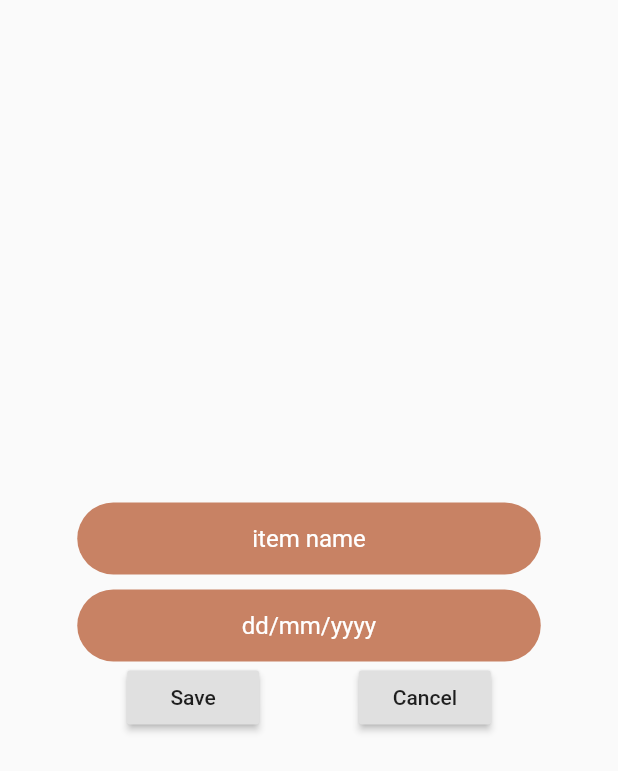
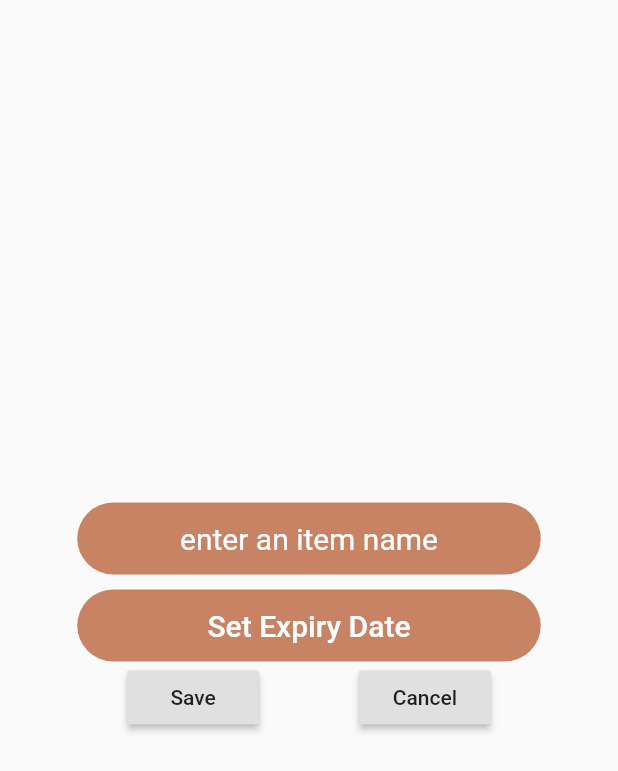
Before and after one commit to sametkamgul/Expiry-No-Loss, a Flutter app: the AddNewItemPage screen opened directly with empty values, on a phone screen of 412 x 824 dp. Shown: the top 771 px of the screen. Run offline on Flutter 3.47's test engine with Material 2 defaults, Android fonts, the phone set to English and light mode, and no system bars; our stand-ins replace sqflite; accounts and stored records are empty.

Commit message:
showDatePicker is added with button.

```diff
--- a/lib/main.dart
+++ b/lib/main.dart
@@ -1,5 +1,6 @@
 import 'dart:developer';
 import 'package:flutter/material.dart';
+import 'package:intl/intl.dart';
 import 'package:path/path.dart';
 import 'package:sqflite/sqflite.dart';
 import 'widgets/item.dart';
@@ -524,7 +525,7 @@ class AddNewItemPage extends StatefulWidget {
 
 class _AddNewItemPageState extends State<AddNewItemPage> {
   final myControllerItemName = TextEditingController();
-  final myControllerItemDate = TextEditingController();
+  String dateButtonText = 'Set Expiry Date';
 
   @override
   void initState() {
@@ -532,7 +533,6 @@ class _AddNewItemPageState extends State<AddNewItemPage> {
 
     // Start listening to changes.
     myControllerItemName.addListener(_printItemNameValue);
-    myControllerItemDate.addListener(_printItemNameValue);
   }
 
   void _printItemNameValue () async {
@@ -609,12 +609,14 @@ class _AddNewItemPageState extends State<AddNewItemPage> {
                   textInputAction: TextInputAction.done,
                   style: TextStyle(
                     color: Colors.white,
+                    fontSize: 20.0,
                   ),
                   decoration: InputDecoration(
                     border: InputBorder.none,
-                    hintText: 'item name',
+                    hintText: 'enter an item name',
                     hintStyle: TextStyle(
                       color: Colors.white,
+                      fontSize: 20.0,
                     ),
                   ),
                 ),
@@ -635,20 +637,25 @@ class _AddNewItemPageState extends State<AddNewItemPage> {
               child: Container(
                 width: MediaQuery.of(context).size.width * 0.75,
                 alignment: Alignment.center,
-                child: TextField(
-                  controller: myControllerItemDate,
-                  textAlign: TextAlign.center,
-                  keyboardType: TextInputType.text,
-                  textInputAction: TextInputAction.done,
-                  style: TextStyle(
-                    color: Colors.white,
-                  ),
-
-                  decoration: InputDecoration(
-                    border: InputBorder.none,
-                    hintText: 'dd/mm/yyyy',
-                    hintStyle: TextStyle(
+                child: FlatButton(
+                  onPressed: () {
+                    showDatePicker(
+                      context: context,
+                      initialDate: DateTime.now(),
+                      firstDate: DateTime.now(),
+                      lastDate: DateTime(2023)
+                    ).then((value){
+                      log(value.toString());
+                      setState(() {
+                        dateButtonText = DateFormat('dd/MM/yyyy').format(value);
+                      });
+                    });
+                  },
+                  child: Text(
+                    dateButtonText,
+                    style: TextStyle(
                       color: Colors.white,
+                      fontSize: 20.0,
                     ),
                   ),
                 ),
@@ -664,11 +671,10 @@ class _AddNewItemPageState extends State<AddNewItemPage> {
                   RaisedButton(
                     onPressed: () async {
                       log(myControllerItemName.text);
-                      log(myControllerItemDate.text);
                       var fido = Item(
                         itemType: widget.selectedItemIndex.toString(),
                         itemName: myControllerItemName.text,
-                        itemDate: myControllerItemDate.text,
+                        itemDate: dateButtonText,
                         itemAmount: 32
                       );
                       await insertItem(fido);
--- a/pubspec.yaml
+++ b/pubspec.yaml
@@ -25,6 +25,7 @@ dependencies:
     sdk: flutter
   sqflite:
   path:
+  intl: ^0.16.1
 
 
   # The following adds the Cupertino Icons font to your application.
```
Also changed, not shown: pubspec.lock.
